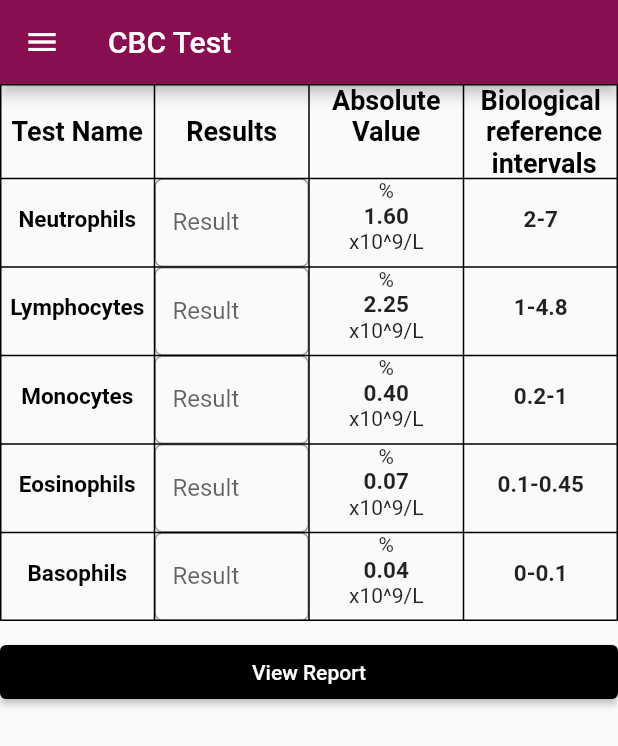
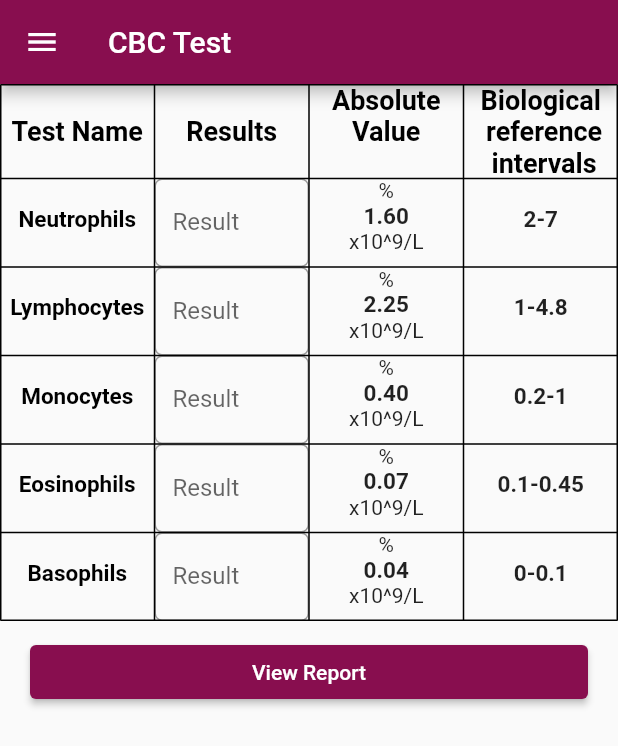
Before and after one commit to YoussifAssem/Complete-Blood-Count, a Flutter app: what cbcTestTwo() shows on an empty page, opened directly, on a phone screen of 412 x 824 dp. Shown: the top 746 px of the screen. Run offline on Flutter 3.47's test engine with Material 2 defaults, Android fonts, the phone set to English and light mode, and no system bars; our stand-ins replace cloud_firestore, firebase_core; missing offline and left inert: loading_alert_dialog; accounts and stored records are empty.

Commit message:
Update cbc_test_two_screen.dart

```diff
--- a/Complete Blood Count/Code/completebloodcount/lib/Screens/cbc_test_two_screen.dart
+++ b/Complete Blood Count/Code/completebloodcount/lib/Screens/cbc_test_two_screen.dart
@@ -334,7 +334,8 @@ class _cbcTestTwo extends State<cbcTestTwo> {
                 ],
               ),
               Padding(
-                  padding: const EdgeInsets.only(top: 10),
+                  padding:
+                      const EdgeInsets.symmetric(horizontal: 20, vertical: 10),
                   child: ElevatedButton(
                     onPressed: () async {
                       if (neto.text == '' ||
@@ -353,7 +354,7 @@ class _cbcTestTwo extends State<cbcTestTwo> {
                       }
                     },
                     child: const Text('View Report'),
-                    style: ElevatedButton.styleFrom(primary: Colors.black),
+                    style: ElevatedButton.styleFrom(primary: Colors.pink[900]),
                   ))
             ])));
   }
```
